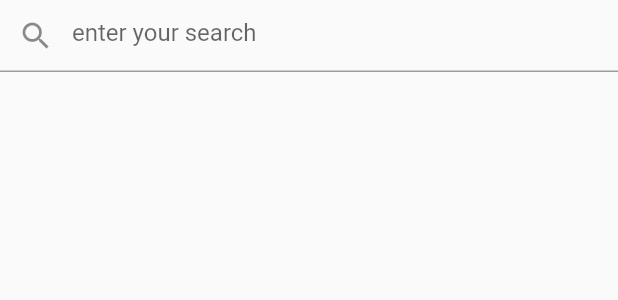
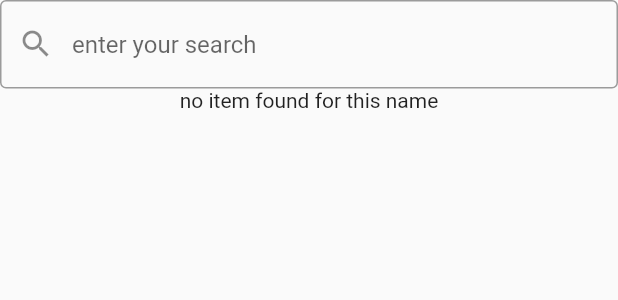
Before and after one commit to malingyan2017/Crowd-Sourced-Shopping-App, a Flutter app: the Search widget shown alone on an empty page, opened directly, on a phone screen of 412 x 824 dp. Shown: the top 300 px of the screen. Run offline on Flutter 3.47's test engine with Material 2 defaults, Android fonts, the phone set to English and light mode, and no system bars; our stand-ins replace cloud_firestore, firebase_auth, firebase_core, flutter_rating_bar; missing offline and left inert: flutter_barcode_scanner; accounts and stored records are empty.

Commit message:
strech requirement

```diff
--- a/lib/Views/Search/dropDownButton.dart
+++ b/lib/Views/Search/dropDownButton.dart
@@ -39,7 +39,9 @@ class _MyDropDownButtonState extends State<MyDropDownButton> {
           }).toList(),
         ),
         RaisedButton(
+            color: Colors.blue[200],
             child: Text('add to cart'),
+            textColor: Colors.black,
             onPressed: () async {
               await DatabaseService(uid: user.uid).addToCart(
                 widget.docId,
--- a/lib/Views/Search/search.dart
+++ b/lib/Views/Search/search.dart
@@ -33,6 +33,7 @@ class _SearchState extends State<Search> {
         Container(
           child: TextField(
             decoration: InputDecoration(
+              border: OutlineInputBorder(),
               prefixIcon: Icon(Icons.search),
               hintText: 'enter your search',
             ),
@@ -50,6 +51,15 @@ class _SearchState extends State<Search> {
                   ? specificItems.snapshots()
                   : items.limit(10).snapshots(),
               builder: (context, snapshot) {
+                if (!snapshot.hasData) {
+                  return Text('Loading');
+                }
+                if (snapshot.data.docs.isEmpty) {
+                  return Text('no item found for this name');
+                }
+                if (snapshot.hasError) {
+                  return Text('Something went wrong');
+                }
                 return (snapshot.connectionState == ConnectionState.waiting)
                     ? Center(child: CircularProgressIndicator())
                     : ListView.builder(
@@ -75,7 +85,13 @@ class _SearchState extends State<Search> {
                               Column(
                                 crossAxisAlignment: CrossAxisAlignment.start,
                                 children: [
-                                  Text('name: ${data['name']}'),
+                                  Text(
+                                    '${data['name']}',
+                                    style: TextStyle(
+                                      color: Colors.black87,
+                                      fontWeight: FontWeight.bold,
+                                    ),
+                                  ),
                                   MyDropDownButton(
                                     data: data,
                                     docId: docId,
--- a/lib/Views/Search/search_main.dart
+++ b/lib/Views/Search/search_main.dart
@@ -1,6 +1,5 @@
 import 'package:flutter/material.dart';
 import 'package:shopping_app/Views/Search/search.dart';
-import 'package:cloud_firestore/cloud_firestore.dart';
 
 class SearchPage extends StatelessWidget {
   @override
```
